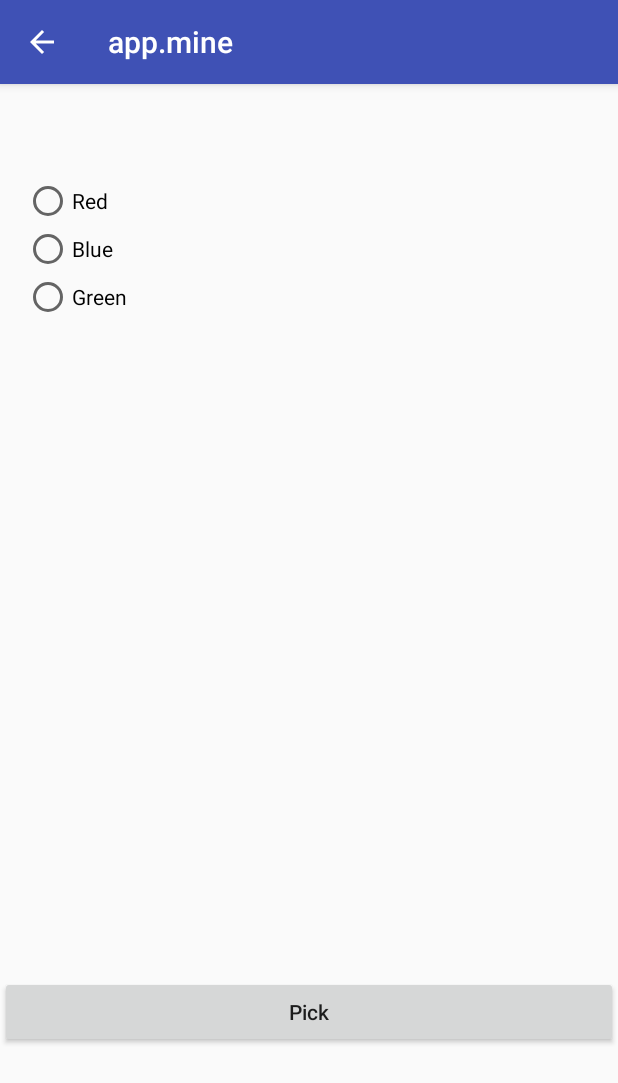
After one commit to wequick/Small, an Android app: the PickerActivity screen opened directly, with no data from a screen before it, on a phone screen of 412 x 824 dp. The commit adds this screen. Shown: the top 1083 px of the screen. Run offline under Robolectric (Android 15) with nearby library versions, the phone set to English and light mode, and no system bars.

Commit message:
Fix activity restoration and support startActivityForResult feature

```diff
--- a/Android/DevSample/small/src/main/java/net/wequick/small/Small.java
+++ b/Android/DevSample/small/src/main/java/net/wequick/small/Small.java
@@ -57,8 +57,9 @@ import java.util.Map;
 public final class Small {
     public static final String EVENT_OPENURI = "small-open";
     public static final String KEY_QUERY = "small-query";
-    public static final String KEY_ACTIVITY = "small-act";
     public static final String KEY_SAVED_INSTANCE_STATE = "small-sis";
+    public static final String KEY_START_REQUEST_CODE = "small-rc";
+    public static final String KEY_START_OPTIONS = "small-opt";
     public static final String EXTRAS_KEY_RET = "small-ret";
     public static final String SHARED_PREFERENCES_SMALL = "small";
     public static final String SHARED_PREFERENCES_KEY_UPGRADE = "upgrade";
--- a/Android/Sample/app.mine/src/main/AndroidManifest.xml
+++ b/Android/Sample/app.mine/src/main/AndroidManifest.xml
@@ -12,6 +12,8 @@
             </intent-filter>
         </activity>
 
+        <activity android:name=".PickerActivity"/>
+
     </application>
 
 </manifest>
--- /dev/null
+++ b/Android/Sample/app.mine/src/main/java/net/wequick/example/small/app/mine/PickerActivity.java
@@ -0,0 +1,47 @@
+package net.wequick.example.small.app.mine;
+
+import android.content.Intent;
+import android.os.Bundle;
+import android.support.v7.app.AppCompatActivity;
+import android.view.MenuItem;
+import android.view.View;
+import android.widget.Button;
+import android.widget.RadioButton;
+import android.widget.RadioGroup;
+
+/**
+ * Created by galen on 16/3/14.
+ */
+public class PickerActivity extends AppCompatActivity {
+
+    @Override
+    protected void onCreate(Bundle savedInstanceState) {
+        super.onCreate(savedInstanceState);
+        setContentView(R.layout.activity_picker);
+
+        getSupportActionBar().setDisplayHomeAsUpEnabled(true);
+
+        final RadioGroup rg = (RadioGroup) findViewById(R.id.radioGroup1);
+
+        Button btnPick = (Button) findViewById(R.id.pick_button);
+        btnPick.setOnClickListener(new View.OnClickListener() {
+            @Override
+            public void onClick(View v) {
+                Intent data = new Intent();
+                RadioButton rb = (RadioButton) findViewById(rg.getCheckedRadioButtonId());
+                data.putExtra("color", rb.getText());
+                setResult(RESULT_OK, data);
+                finish();
+            }
+        });
+    }
+
+    @Override
+    public boolean onOptionsItemSelected(MenuItem item) {
+        if (item.getItemId() == android.R.id.home) {
+            finish();
+            return true;
+        }
+        return super.onOptionsItemSelected(item);
+    }
+}
--- /dev/null
+++ b/Android/Sample/app.mine/src/main/res/layout/activity_picker.xml
@@ -0,0 +1,54 @@
+<?xml version="1.0" encoding="utf-8"?>
+<LinearLayout xmlns:android="http://schemas.android.com/apk/res/android"
+    android:orientation="vertical" android:layout_width="match_parent"
+    android:layout_height="match_parent">
+
+    <LinearLayout
+        android:layout_width="match_parent"
+        android:layout_height="wrap_content"
+        android:layout_weight="1"/>
+
+    <LinearLayout
+        android:layout_width="match_parent"
+        android:layout_height="wrap_content"
+        android:layout_weight="7">
+        <RadioGroup
+            android:layout_width="match_parent"
+            android:layout_height="wrap_content"
+            android:id="@+id/radioGroup1">
+            <RadioButton
+                android:layout_width="match_parent"
+                android:layout_height="wrap_content"
+                android:layout_marginLeft="@dimen/fab_margin"
+                android:text="Red"
+                android:id="@+id/radioButton1"
+                android:checked="false" />
+            <RadioButton
+                android:layout_width="match_parent"
+                android:layout_height="wrap_content"
+                android:layout_marginLeft="@dimen/fab_margin"
+                android:text="Blue"
+                android:id="@+id/radioButton2"
+                android:checked="false" />
+            <RadioButton
+                android:layout_width="match_parent"
+                android:layout_height="wrap_content"
+                android:layout_marginLeft="@dimen/fab_margin"
+                android:text="Green"
+                android:id="@+id/radioButton3"
+                android:checked="false" />
+        </RadioGroup>
+    </LinearLayout>
+
+    <LinearLayout
+        android:layout_width="match_parent"
+        android:layout_height="wrap_content"
+        android:layout_weight="2">
+        <Button
+            android:id="@+id/pick_button"
+            android:layout_width="match_parent"
+            android:layout_height="wrap_content"
+            android:text="@string/pick"
+            android:textAllCaps="false"/>
+    </LinearLayout>
+</LinearLayout>
--- a/Android/Sample/app.mine/src/main/res/values/strings.xml
+++ b/Android/Sample/app.mine/src/main/res/values/strings.xml
@@ -1,4 +1,6 @@
 <resources>
     <string name="app_name">app.mine</string>
     <string name="hello">Hello World from app.mine!</string>
+    <string name="inter_start">startActivityForResult</string>
+    <string name="pick">Pick</string>
 </resources>
```
Also changed, not shown: Android/DevSample/small/src/main/java/net/wequick/small/A.java (+23 -17 lines), Android/DevSample/small/src/main/java/net/wequick/small/ApkBundleLauncher.java (+11 -14 lines), Android/Sample/app.mine/src/main/java/net/wequick/example/small/app/mine/MainFragment.java (+26 -0 lines), Android/Sample/app.mine/src/main/res/layout/fragment_main.xml (+9 -0 lines).
